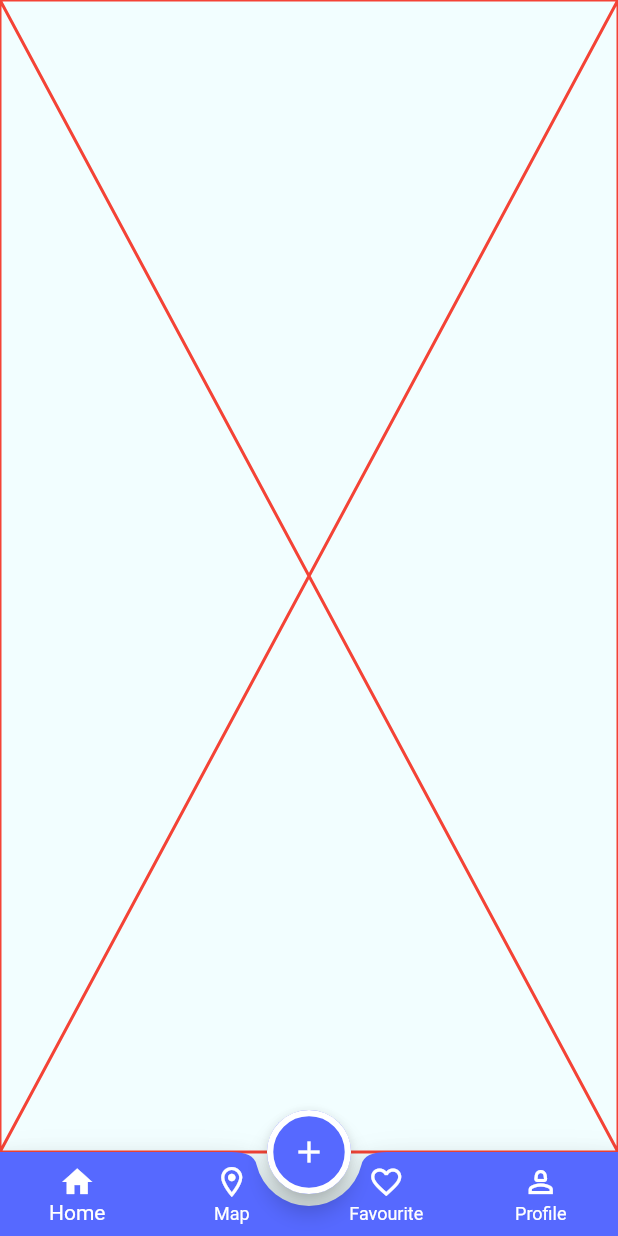
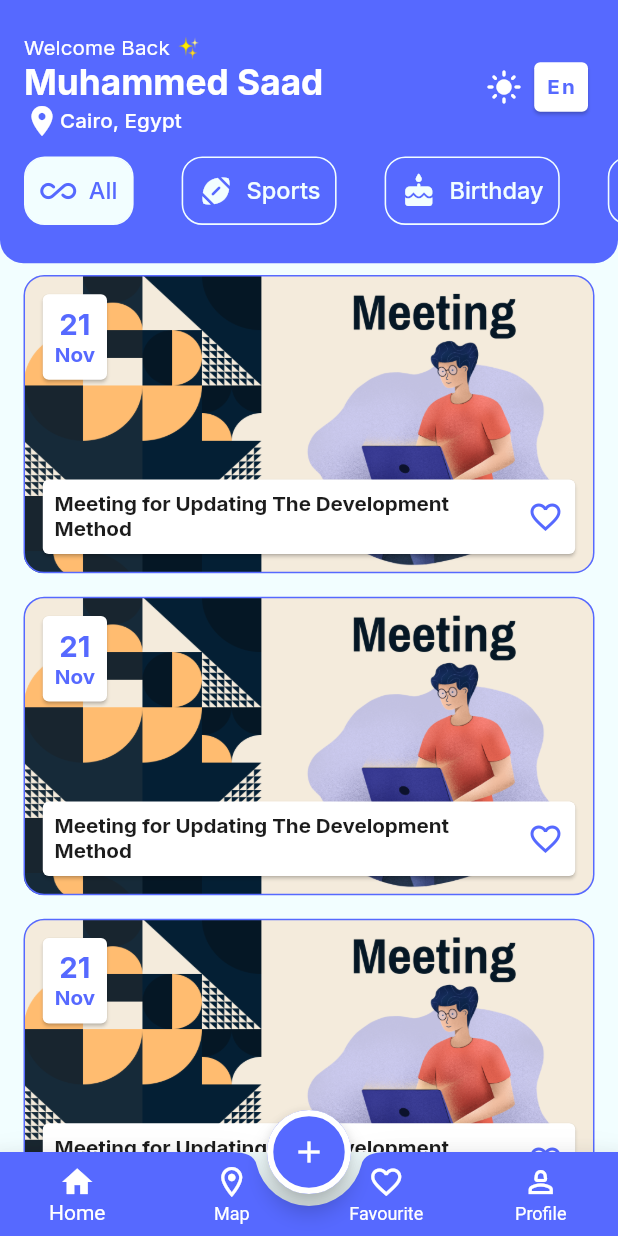
Before and after one commit to muhammedSaadX1/Evently-C16-Sun-Online, a Flutter app: the screen it shows after launch, on a phone screen of 412 x 824 dp. Run offline on Flutter 3.47's test engine with Material 3 defaults, Android fonts, the phone set to English and light mode, and no system bars; our stand-ins replace flutter_screenutil, google_fonts.

Commit message:
finished home tab ui

```diff
--- a/lib/config/theme/theme_manager.dart
+++ b/lib/config/theme/theme_manager.dart
@@ -71,6 +71,21 @@ class ThemeManager{
       )
     ),
     textTheme: TextTheme(
+      titleSmall: GoogleFonts.inter(
+        fontSize: 14.sp,
+        color: ColorsManager.white,
+        fontWeight: FontWeight.w400,
+      ),
+      titleLarge:GoogleFonts.inter(
+        fontSize: 24.sp,
+        color: ColorsManager.white,
+        fontWeight: FontWeight.bold,
+      ),
+      labelSmall: GoogleFonts.inter(
+        fontSize: 14.sp,
+        color: ColorsManager.blue,
+        fontWeight: FontWeight.bold,
+      ),
       bodySmall: GoogleFonts.inter(fontSize: 16.sp, fontWeight: FontWeight.w500, color: ColorsManager.black)
     )
   );
--- a/lib/core/resources/assets_manager.dart
+++ b/lib/core/resources/assets_manager.dart
@@ -2,4 +2,13 @@ class ImageAssets{
   static const String base = "assets/images/";
   static const String eventlyLogo = "${base}evently_logo.png";
   static const String google = "${base}google_icon.png";
+  static const String birthday = "${base}birthday.png";
+  static const String bookClub = "${base}book_club.png";
+  static const String eating = "${base}eating.png";
+  static const String exhibition = "${base}exhibition.png";
+  static const String gaming = "${base}gaming.png";
+  static const String holiday = "${base}holiday.png";
+  static const String meeting = "${base}meeting.png";
+  static const String sports = "${base}sports.png";
+  static const String workshop = "${base}workshop.png";
 }
--- /dev/null
+++ b/lib/core/widgets/custom_tab_bar.dart
@@ -0,0 +1,48 @@
+import 'package:evently_sun_online/core/widgets/tab_item.dart';
+import 'package:evently_sun_online/models/category_model.dart';
+import 'package:flutter/material.dart';
+
+class CustomTabBar extends StatefulWidget {
+  const CustomTabBar({super.key, required this.categories,
+  required this.selectedBgColor, required this.selectedFgColor, required this.unSelectedBgColor, required this.unSelectedFgColor
+  });
+  final List<CategoryModel> categories;
+  final Color selectedBgColor;
+  final Color selectedFgColor;
+  final Color unSelectedBgColor;
+  final Color unSelectedFgColor;
+
+  @override
+  State<CustomTabBar> createState() => _CustomTabBarState();
+}
+
+class _CustomTabBarState extends State<CustomTabBar> {
+  int selectedIndex = 0;
+  @override
+  Widget build(BuildContext context) {
+    return   DefaultTabController(
+      length: widget.categories.length,
+      child: TabBar(
+        indicatorColor: Colors.transparent,
+        onTap: (newIndex) {
+          setState(() {
+            selectedIndex = newIndex;
+          });
+        },
+        isScrollable: true,
+        tabs: widget.categories
+            .map(
+              (category) => TabItem(
+              category: category,
+              selectedBgColor: widget.selectedBgColor,
+              selectedFgColor:widget.selectedFgColor,
+              unSelectedBgColor: widget.unSelectedBgColor,
+              unSelectedFgColor:widget.unSelectedFgColor,
+              isSelected: selectedIndex == widget.categories.indexOf(category)
+          ),
+        )
+            .toList(),
+      ),
+    );
+  }
+}
--- /dev/null
+++ b/lib/core/widgets/event_item.dart
@@ -0,0 +1,58 @@
+import 'package:evently_sun_online/core/resources/assets_manager.dart';
+import 'package:evently_sun_online/core/resources/colors_manager.dart';
+import 'package:evently_sun_online/models/event_model.dart';
+import 'package:flutter/material.dart';
+import 'package:flutter_screenutil/flutter_screenutil.dart';
+import 'package:google_fonts/google_fonts.dart';
+
+class EventItem extends StatelessWidget {
+  const EventItem({super.key, required this.event});
+final EventModel event;
+  @override
+  Widget build(BuildContext context) {
+    return Container(
+      padding: REdgeInsets.all(8),
+      margin: REdgeInsets.symmetric(horizontal: 16, vertical: 8),
+      width: double.infinity,
+      height: 203.h,
+      decoration: BoxDecoration(
+borderRadius: BorderRadius.circular(14.r),
+        border: Border.all(color: ColorsManager.blue, width: 1),
+        image: DecorationImage(
+            fit: BoxFit.fill,
+            image: AssetImage(ImageAssets.meeting))
+      ),
+      child: Column(
+        crossAxisAlignment: CrossAxisAlignment.start,
+        children: [
+          Card(
+            child: Padding(
+              padding: const EdgeInsets.all(8.0),
+              child: Column(
+                crossAxisAlignment: CrossAxisAlignment.center,
+                mainAxisAlignment: MainAxisAlignment.center,
+                children: [
+                  Text("21", style: GoogleFonts.inter(fontSize: 20.sp, fontWeight: FontWeight.bold, color: ColorsManager.blue),),
+                  Text("Nov", style: GoogleFonts.inter(fontSize: 14.sp, fontWeight: FontWeight.bold, color: ColorsManager.blue),),
+                ],
+              ),
+            ),
+          ),
+          Spacer(),
+          Card(
+            child:Padding(
+              padding:  REdgeInsets.all(8.0),
+              child: Row(
+                children: [
+                  Expanded(child: Text(event.title, style: GoogleFonts.inter(fontSize: 14.sp, fontWeight: FontWeight.bold, color: ColorsManager.black),)),
+                  Icon(Icons.favorite_border, color: ColorsManager.blue,)
+                ],
+              ),
+            ),
+          )
+
+        ],
+      ),
+    );
+  }
+}
--- /dev/null
+++ b/lib/core/widgets/tab_item.dart
@@ -0,0 +1,36 @@
+import 'package:evently_sun_online/models/category_model.dart';
+import 'package:flutter/material.dart' ;
+import 'package:flutter_screenutil/flutter_screenutil.dart';
+import 'package:google_fonts/google_fonts.dart';
+
+class TabItem extends StatelessWidget {
+  const TabItem({super.key, required this.category,
+
+  required this.selectedBgColor, required this.selectedFgColor,
+    required this.unSelectedBgColor,required this.unSelectedFgColor, required this.isSelected
+  });
+final CategoryModel category;
+final Color selectedBgColor;
+final Color selectedFgColor;
+final Color unSelectedBgColor;
+final Color unSelectedFgColor;
+final bool isSelected;
+  @override
+  Widget build(BuildContext context) {
+    return Container(
+      padding: REdgeInsets.symmetric(vertical: 10, horizontal: 10),
+      decoration: BoxDecoration(
+        color: isSelected ? selectedBgColor : unSelectedBgColor,
+        borderRadius: BorderRadius.circular(14.r),
+        border: Border.all(color: selectedBgColor, width: 1.w)
+      ),
+      child: Row(
+        children: [
+          Icon(category.iconData, color: isSelected ? selectedFgColor: unSelectedFgColor,),
+          SizedBox(width: 8.w,),
+          Text(category.name, style: GoogleFonts.inter(fontSize: 16.sp, fontWeight: FontWeight.w500, color: isSelected ? selectedFgColor : unSelectedFgColor),)
+        ],
+      ),
+    );
+  }
+}
--- a/lib/features/main_layout/home_tab/home_tab.dart
+++ b/lib/features/main_layout/home_tab/home_tab.dart
@@ -1,12 +1,111 @@
-import 'package:flutter/material.dart' ;
+import 'package:evently_sun_online/core/resources/colors_manager.dart';
+import 'package:evently_sun_online/core/widgets/custom_tab_bar.dart';
+import 'package:evently_sun_online/core/widgets/event_item.dart' show EventItem;
+import 'package:evently_sun_online/core/widgets/tab_item.dart';
+import 'package:evently_sun_online/models/category_model.dart';
+import 'package:evently_sun_online/models/event_model.dart';
+import 'package:flutter/material.dart';
+import 'package:flutter_screenutil/flutter_screenutil.dart';
+import 'package:google_fonts/google_fonts.dart';
 
-class HomeTab extends StatelessWidget {
+class HomeTab extends StatefulWidget {
   const HomeTab({super.key});
 
   @override
+  State<HomeTab> createState() => _HomeTabState();
+}
+
+class _HomeTabState extends State<HomeTab> {
+  int selectedIndex = 0;
+
+  @override
   Widget build(BuildContext context) {
-    return const Placeholder(
-      color: Colors.red,
+    return Column(
+      children: [
+        Container(
+          padding: REdgeInsets.symmetric(vertical: 24),
+          width: double.infinity,
+
+          decoration: BoxDecoration(
+            color: ColorsManager.blue,
+            borderRadius: BorderRadius.vertical(bottom: Radius.circular(16.r)),
+          ),
+          child: SafeArea(
+            child: Column(
+              mainAxisAlignment: MainAxisAlignment.center,
+              children: [
+                Padding(
+                  padding: const EdgeInsets.symmetric(horizontal: 16.0),
+                  child: Row(
+                    children: [
+                      Column(
+                        crossAxisAlignment: CrossAxisAlignment.start,
+                        children: [
+                          Text(
+                            "Welcome Back ✨",
+                            style: Theme.of(context).textTheme.titleSmall,
+                          ),
+                          Text(
+                            "Muhammed Saad",
+                            style: Theme.of(context).textTheme.titleLarge,
+                          ),
+                          Row(
+                            children: [
+                              Icon(
+                                Icons.location_on,
+                                color: ColorsManager.white,
+                              ),
+                              Text(
+                                "Cairo, Egypt",
+                                style: Theme.of(context).textTheme.titleSmall
+                                    ?.copyWith(fontWeight: FontWeight.w500),
+                              ),
+                            ],
+                          ),
+                        ],
+                      ),
+                      Spacer(),
+                      Icon(Icons.light_mode, color: ColorsManager.white),
+                      SizedBox(width: 4.w),
+                      Card(
+                        child: Padding(
+                          padding: const EdgeInsets.all(8.0),
+                          child: Text(
+                            "En",
+                            style: Theme.of(context).textTheme.labelSmall,
+                          ),
+                        ),
+                      ),
+                    ],
+                  ),
+                ),
+                SizedBox(height: 12.h),
+                CustomTabBar(
+                  categories: CategoryModel.categoriesWithAll,
+                  selectedBgColor: ColorsManager.whiteBlue,
+                  selectedFgColor: ColorsManager.blue,
+                  unSelectedBgColor: Colors.transparent,
+                  unSelectedFgColor: ColorsManager.whiteBlue,
+                ),
+              ],
+            ),
+          ),
+        ),
+        Expanded(
+          child: ListView.builder(padding: EdgeInsets.zero,
+            itemBuilder: (context, index) => EventItem(
+              event: EventModel(
+                category: CategoryModel.categories[2],
+                title: "Meeting for Updating The Development Method ",
+                description: "Meeting for Updating The Development Method ",
+                dateTime: DateTime.now(),
+                timeOfDay: TimeOfDay.now(),
+              ),
+            ),
+            itemCount: 20,
+          ),
+        ),
+      ],
     );
   }
 }
--- a/lib/main.dart
+++ b/lib/main.dart
@@ -1,9 +1,7 @@
 import 'package:evently_sun_online/config/theme/theme_manager.dart';
 import 'package:evently_sun_online/core/routes_manager/app_routes.dart';
 import 'package:evently_sun_online/core/routes_manager/router.dart';
-import 'package:evently_sun_online/features/auth/login/login.dart';
-import 'package:evently_sun_online/features/auth/register/register.dart';
-import 'package:flutter/cupertino.dart';
+
 import 'package:flutter/material.dart';
 import 'package:flutter_screenutil/flutter_screenutil.dart';
 
--- /dev/null
+++ b/lib/models/category_model.dart
@@ -0,0 +1,32 @@
+import 'package:flutter/material.dart';
+
+class CategoryModel{
+  String id;
+  String name;
+  IconData iconData;
+  String imagePath;
+  CategoryModel({required this.id, required this.name, required this.iconData, required this.imagePath});
+  static List<CategoryModel> categoriesWithAll = [
+    CategoryModel(id: "0", name: "All", iconData: Icons.all_inclusive_rounded, imagePath: ""),
+    CategoryModel(id: "1", name: "Sports", iconData: Icons.sports_football_rounded, imagePath: ""),
+    CategoryModel(id: "2", name: "Birthday", iconData: Icons.cake_rounded, imagePath: ""),
+    CategoryModel(id: "3", name: "Meeting", iconData: Icons.laptop_mac_rounded, imagePath: ""),
+    CategoryModel(id: "4", name: "Gaming", iconData: Icons.gamepad_rounded, imagePath: ""),
+    CategoryModel(id: "5", name: "Eating", iconData: Icons.local_pizza_rounded, imagePath: ""),
+    CategoryModel(id: "6", name: "Holiday", iconData: Icons.holiday_village_rounded, imagePath: ""),
+    CategoryModel(id: "7", name: "Exhibition", iconData: Icons.water_drop_rounded, imagePath: ""),
+    CategoryModel(id: "8", name: "Workshop", iconData: Icons.workspaces_rounded, imagePath: ""),
+    CategoryModel(id: "9", name: "Book club", iconData: Icons.book_online_rounded, imagePath: ""),
+  ];
+  static List<CategoryModel> categories = [
+    CategoryModel(id: "1", name: "Sports", iconData: Icons.sports_football_rounded, imagePath: ""),
+    CategoryModel(id: "2", name: "Birthday", iconData: Icons.cake_rounded, imagePath: ""),
+    CategoryModel(id: "3", name: "Meeting", iconData: Icons.laptop_mac_rounded, imagePath: ""),
+    CategoryModel(id: "4", name: "Gaming", iconData: Icons.gamepad_rounded, imagePath: ""),
+    CategoryModel(id: "5", name: "Eating", iconData: Icons.local_pizza_rounded, imagePath: ""),
+    CategoryModel(id: "6", name: "Holiday", iconData: Icons.holiday_village_rounded, imagePath: ""),
+    CategoryModel(id: "7", name: "Exhibition", iconData: Icons.water_drop_rounded, imagePath: ""),
+    CategoryModel(id: "8", name: "Workshop", iconData: Icons.workspaces_rounded, imagePath: ""),
+    CategoryModel(id: "9", name: "Book club", iconData: Icons.book_online_rounded, imagePath: ""),
+  ];
+}
--- /dev/null
+++ b/lib/models/event_model.dart
@@ -0,0 +1,15 @@
+import 'package:evently_sun_online/models/category_model.dart';
+import 'package:flutter/material.dart';
+
+class EventModel{
+  CategoryModel category;
+  String title;
+  String description;
+  DateTime dateTime;
+  TimeOfDay timeOfDay;
+
+  EventModel({required this.category, required this.title, required this.description, required this.dateTime,
+    required this.timeOfDay});
+
+
+}
```
Also changed, not shown: assets/images/birthday.png (added), assets/images/book_club.png (added), assets/images/eating.png (added), assets/images/exhibition.png (added), assets/images/gaming.png (added), assets/images/holiday.png (added), assets/images/meeting.png (added), assets/images/sports.png (added), assets/images/workshop.png (added).
